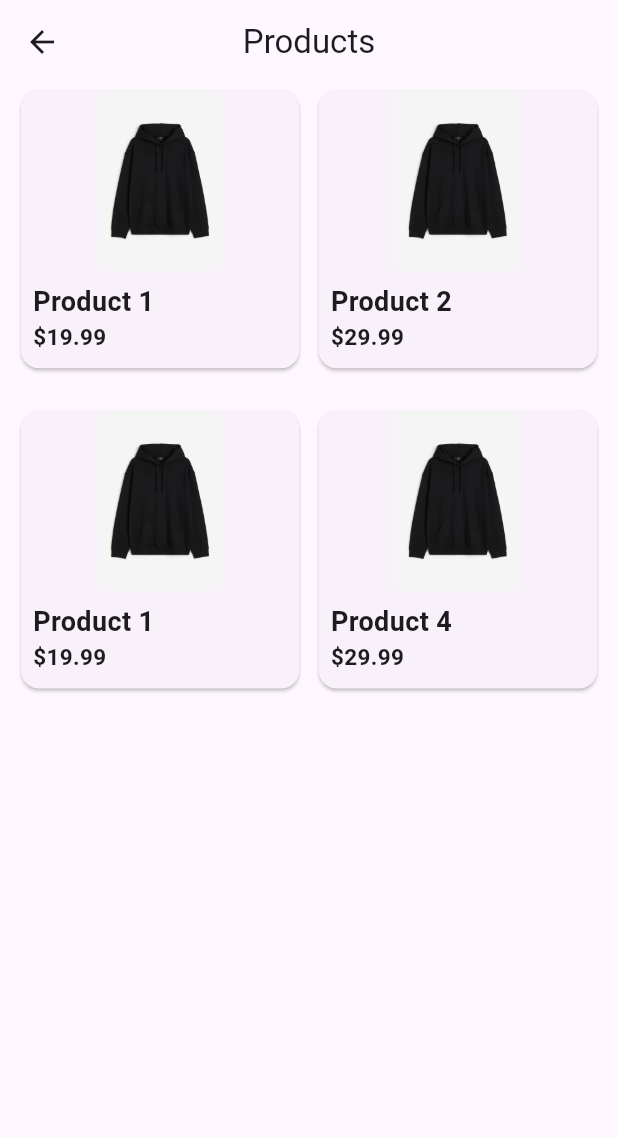
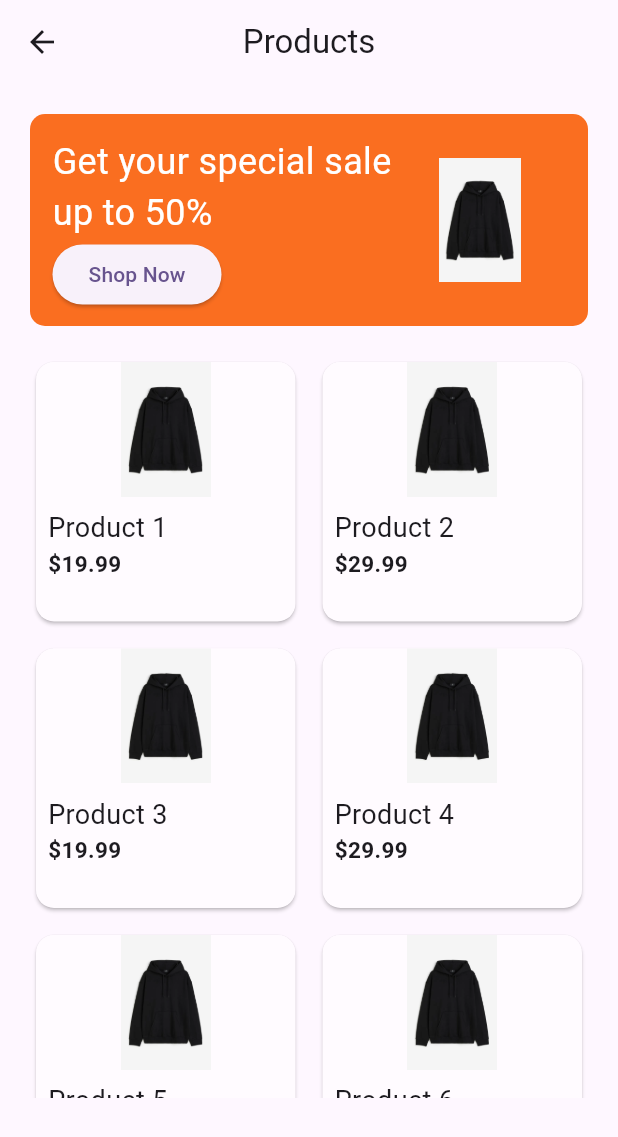
Before and after one commit to shane-abh/ecommerce-fashion-project, a Flutter app: the ProductsPage screen opened directly, on a phone screen of 412 x 824 dp. Shown: the top 1137 px of the screen. Run offline on Flutter 3.47's test engine with Material 3 defaults, Android fonts, the phone set to English and light mode, and no system bars.

Commit message:
Made promo box

```diff
--- a/lib/products_page.dart
+++ b/lib/products_page.dart
@@ -33,7 +33,7 @@ class ProductsPage extends StatelessWidget {
       imageUrl: ['images/black_hoodie.webp'],
     ),
     Product(
-      name: 'Product 1',
+      name: 'Product 3',
       price: 19.99,
       rating: 4.5,
       description: 'Description of Product 1',
@@ -41,6 +41,48 @@ class ProductsPage extends StatelessWidget {
     ),
     Product(
       name: 'Product 4',
+      price: 29.99,
+      rating: 3.8,
+      description: 'Description of Product 2',
+      imageUrl: ['images/black_hoodie.webp'],
+    ),
+    Product(
+      name: 'Product 5',
+      price: 19.99,
+      rating: 4.5,
+      description: 'Description of Product 1',
+      imageUrl: ['images/black_hoodie.webp'],
+    ),
+    Product(
+      name: 'Product 6',
+      price: 29.99,
+      rating: 3.8,
+      description: 'Description of Product 2',
+      imageUrl: ['images/black_hoodie.webp'],
+    ),
+    Product(
+      name: 'Product 7',
+      price: 19.99,
+      rating: 4.5,
+      description: 'Description of Product 1',
+      imageUrl: ['images/black_hoodie.webp'],
+    ),
+    Product(
+      name: 'Product 8',
+      price: 29.99,
+      rating: 3.8,
+      description: 'Description of Product 2',
+      imageUrl: ['images/black_hoodie.webp'],
+    ),
+    Product(
+      name: 'Product 9',
+      price: 19.99,
+      rating: 4.5,
+      description: 'Description of Product 1',
+      imageUrl: ['images/black_hoodie.webp'],
+    ),
+    Product(
+      name: 'Product 10',
       price: 29.99,
       rating: 3.8,
       description: 'Description of Product 2',
@@ -57,29 +99,84 @@ class ProductsPage extends StatelessWidget {
           centerTitle: true,
         ),
         body: Container(
+          child: Column(
+            children: [
+              SizedBox(
+                height: MediaQuery.of(context).size.height * 0.22,
+                width: MediaQuery.of(context).size.width,
+                child: Container(
+                  margin: const EdgeInsets.all(20),
+                  decoration: BoxDecoration(
+                      color: const Color(0xFFFA6E20),
+                      borderRadius: BorderRadius.circular(10)),
+                  padding: const EdgeInsets.all(15),
+                  child: Row(
+                    children: [
+                      Expanded(
+                        flex: 2,
+                        child: Column(
+                          mainAxisAlignment: MainAxisAlignment.center,
+                          crossAxisAlignment: CrossAxisAlignment.start,
+                          children: [
+                            const Text("Get your special sale up to 50%",
+                                style: TextStyle(
+                                  color: Colors.white,
+                                  fontSize: 24,
+                                )),
+                            ElevatedButton(
+                                onPressed: () {}, child: const Text("Shop Now"))
+                          ],
+                        ),
+                      ),
+                      Expanded(
+                          flex: 1,
+                          child: Column(
+                            mainAxisAlignment: MainAxisAlignment.center,
+                            children: [
+                              SizedBox(
+                                  width:
+                                      MediaQuery.of(context).size.height * 0.2,
+                                  height:
+                                      MediaQuery.of(context).size.width * 0.2,
+                                  child:
+                                      Image.asset("images/black_hoodie.webp")),
+                            ],
+                          ))
+                    ],
+                  ),
+                ),
+              ),
+              SizedBox(
+                height: MediaQuery.of(context).size.height * 0.60,
+                width: MediaQuery.of(context).size.width,
+                child:Container(
                   margin: EdgeInsets.only(left: 10, right: 10),
-        child: SingleChildScrollView(
-          child: GridView.builder(
-            gridDelegate: const SliverGridDelegateWithFixedCrossAxisCount(
-              crossAxisCount: 2, // Number of columns in the grid
-              crossAxisSpacing: 5, // Spacing between columns
-              mainAxisSpacing: 20, // Spacing between rows
-            ),
-            shrinkWrap: true, // Important to prevent RenderFlex overflow
-            itemCount: products.length,
-            itemBuilder: (context, index) {
-              return Card(
+                  child: CustomScrollView(
+                    slivers: <Widget>[
+                      SliverPadding(
+                        padding: EdgeInsets.symmetric(horizontal: 10),
+                        sliver: SliverGrid.count(
+                          crossAxisCount: 2,
+                          crossAxisSpacing: 10,
+                          mainAxisSpacing: 10,
+                          children: List.generate(
+                            products.length,
+                                (index) => GridTile(
+                              child: Card(
+                                color: const Color(0xFFFFFBFF),
                                 child: Column(
                                   crossAxisAlignment: CrossAxisAlignment.start,
                                   children: [
                                     SizedBox(
                                       width: double.infinity,
-                      height: 120,
+                                      height: 90,
+
                                       child: ClipRRect(
                                         borderRadius: BorderRadius.circular(8.0),
                                         child: Image.asset(
                                           products[index].imageUrl[0],
                                           fit: BoxFit.contain,
+
                                         ),
                                       ),
                                     ),
@@ -90,22 +187,36 @@ class ProductsPage extends StatelessWidget {
                                         children: [
                                           Text(
                                             products[index].name,
-                            style: TextStyle(fontWeight: FontWeight.bold, fontSize: 18),
+                                            style: TextStyle(
+                                              fontWeight: FontWeight.w400,
+                                              fontSize: 18,
+                                            ),
                                           ),
                                           Text(
                                             '\$${products[index].price.toString()}',
-                            style: TextStyle(fontWeight: FontWeight.bold, fontSize: 15),
+                                            style: TextStyle(
+                                              fontWeight: FontWeight.bold,
+                                              fontSize: 15,
+                                            ),
                                           ),
                                         ],
                                       ),
                                     ),
                                   ],
                                 ),
-              );
-            },
                               ),
                             ),
                           ),
-    );
+                        ),
+                      ),
+                    ],
+                  ),
+                ),
+
+
+              )
+            ],
+          ),
+        ));
   }
 }
```
Lines whose indentation alone changed are shown as unchanged.
